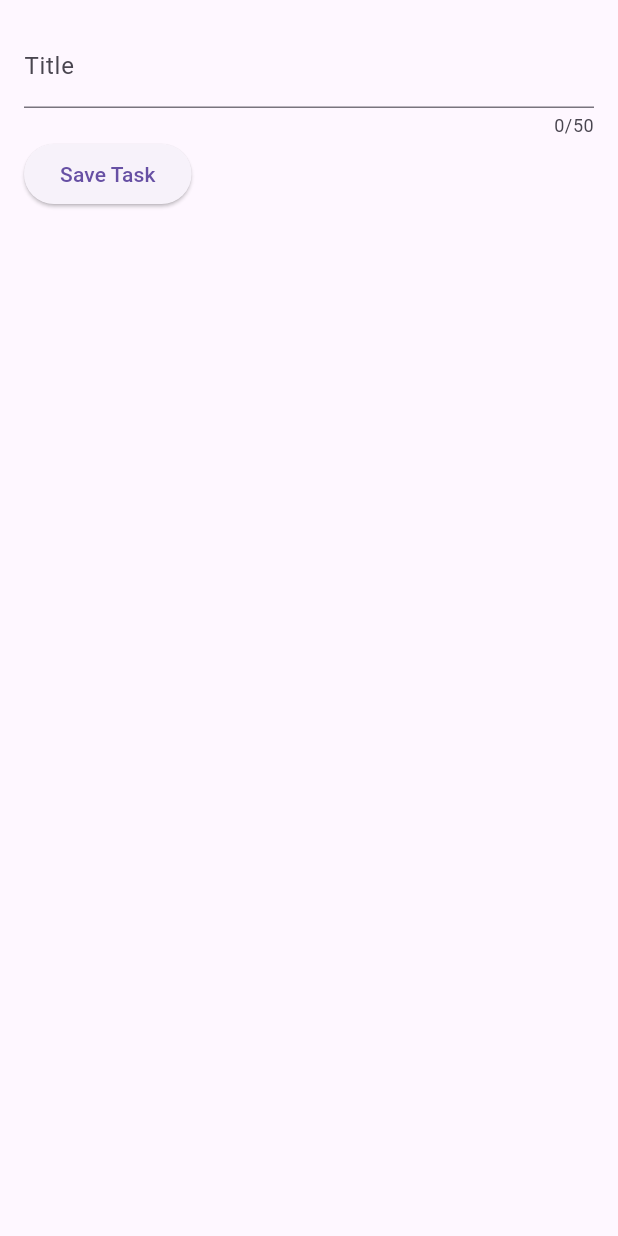
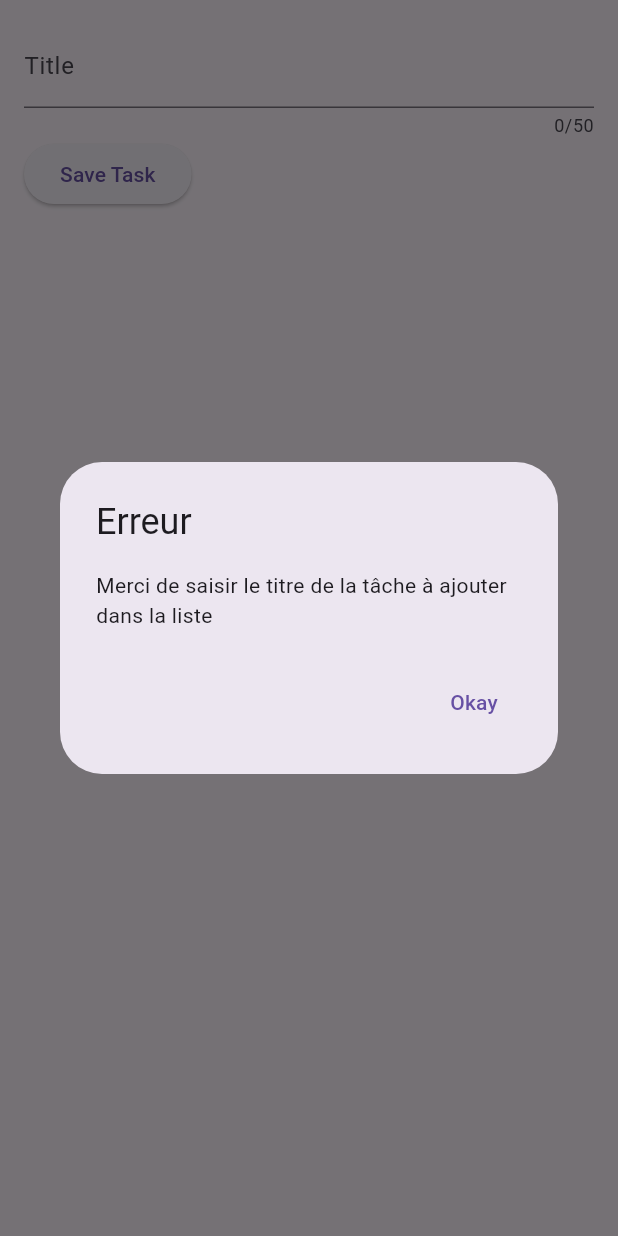
Before and after one commit to HNIDAClassroom/flutter-todoapp-Imaneazzaoui, a Flutter app: the NewTask widget shown alone on an empty page, opened directly, after a tap on "Save Task", on a phone screen of 412 x 824 dp. Run offline on Flutter 3.47's test engine with Material 2 defaults, Android fonts, the phone set to English and light mode, and no system bars.

```diff
--- a/lib/widgets/new_task.dart
+++ b/lib/widgets/new_task.dart
@@ -9,7 +9,47 @@ class NewTask extends StatefulWidget {
   }
 }
 
+
+
 class _NewTaskState extends State<NewTask> {
+
+  final _titleController = TextEditingController();
+
+  @override
+  void dispose() {
+    _titleController.dispose();
+    super.dispose();
+  }
+
+  var _enteredTitle = '';
+
+  void _saveTitleInput(String inputValue) {
+    _enteredTitle = inputValue;
+  }
+
+  void _submitTaskData() {
+
+    if (_titleController.text.trim().isEmpty) {
+      showDialog(
+        context: context,
+        builder: (ctx) => AlertDialog(
+          title: const Text('Erreur'),
+          content: const Text(
+              'Merci de saisir le titre de la tâche à ajouter dans la liste'),
+          actions: [
+            TextButton(
+              onPressed: () {
+                Navigator.pop(ctx);
+              },
+              child: const Text('Okay'),
+            ),
+          ],
+        ),
+      );
+      return;
+    }
+   }
+
   @override
   Widget build(BuildContext context) {
     return Padding(
@@ -17,6 +57,7 @@ class _NewTaskState extends State<NewTask> {
       child: Column(
         children: [
           TextField(
+            controller: _titleController,
             maxLength: 50,
             decoration: InputDecoration(
               labelText: 'Title',
@@ -26,7 +67,7 @@ class _NewTaskState extends State<NewTask> {
             children: [
               ElevatedButton(
                 onPressed: () {
-                  print('Vous avez appuyé sur Save');
+                  _submitTaskData();
                 },
                 child: Text('Save Task'),
               ),
```
